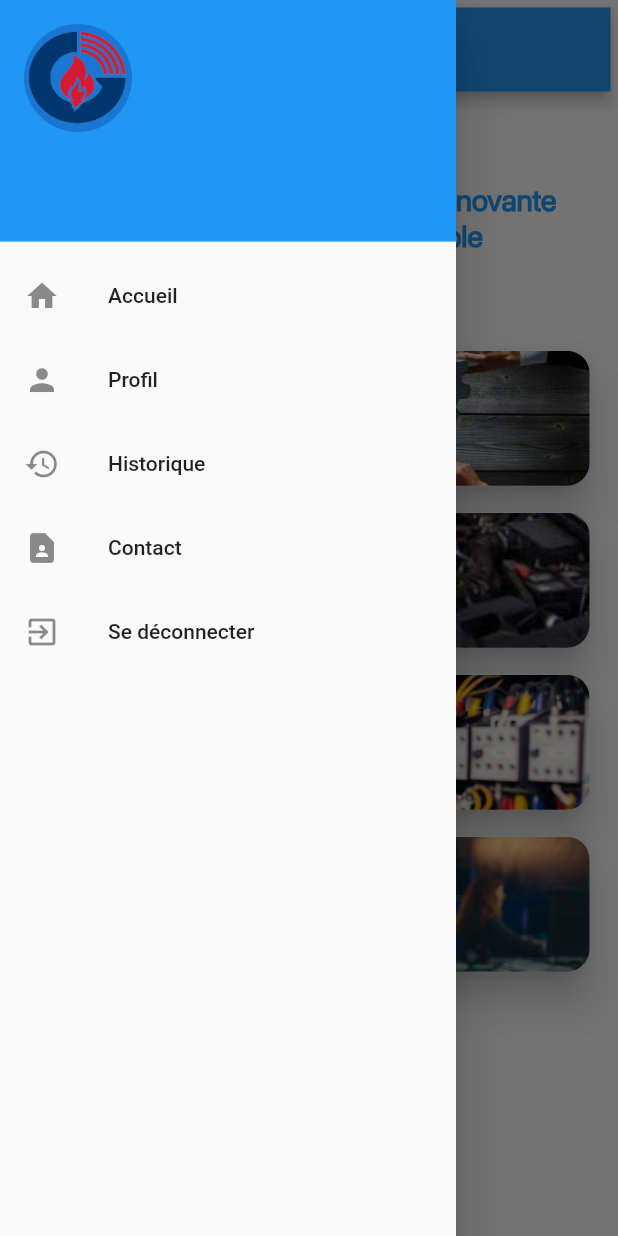
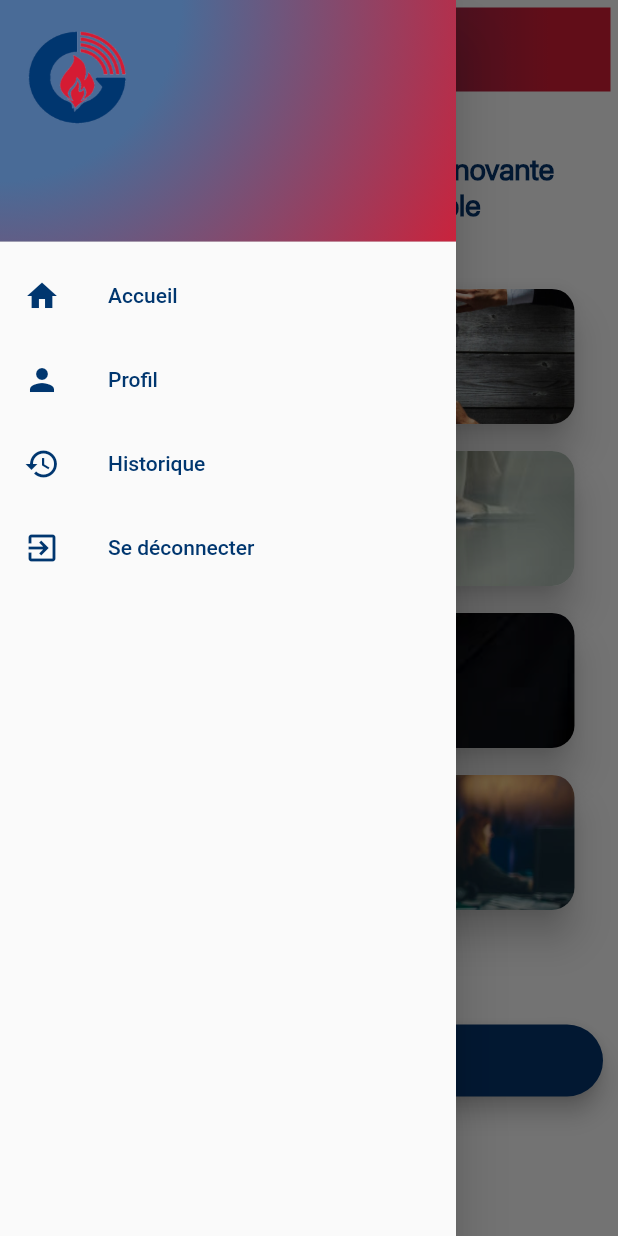
Before and after one commit to AkuDevv/gas-leak-safety, a Flutter app: the HomePage screen opened directly, with the side drawer open, on a phone screen of 412 x 824 dp. Run offline on Flutter 3.47's test engine with Material 2 defaults, Android fonts, the phone set to English and light mode, and no system bars; drawn by our look-alikes of auto_size_text; our stand-ins replace cloud_firestore, email_validator, firebase_auth, firebase_core, flutter_signin_button, get_it and 2 more; accounts and stored records are empty.

Commit message:
fixed home and added calls

```diff
--- a/lib/main.dart
+++ b/lib/main.dart
@@ -4,6 +4,7 @@ import 'package:flutter/material.dart';
 import 'package:gas_leak_safety/screens/signIn.dart';
 import 'package:gas_leak_safety/screens/started.dart';
 import 'package:gas_leak_safety/screens/verify_email.dart';
+import 'package:gas_leak_safety/services/services_locator.dart';
 import 'firebase_options.dart';
 
 void main() async {
@@ -11,7 +12,8 @@ void main() async {
   await Firebase.initializeApp(
     options: DefaultFirebaseOptions.currentPlatform,
   );
-  runApp(MaterialApp(
+  setupLocator();
+  runApp(const MaterialApp(
     debugShowCheckedModeBanner: false,
     home: GettingStarted(),
   ));
--- a/lib/navBar.dart
+++ b/lib/navBar.dart
@@ -4,8 +4,6 @@ import 'package:firebase_auth/firebase_auth.dart';
 import 'package:flutter/material.dart';
 import 'package:gas_leak_safety/screens/login_email_password.dart';
 import 'package:cloud_firestore/cloud_firestore.dart';
-
-
 
 class NavBar extends StatefulWidget {
   const NavBar({Key? key}) : super(key: key);
@@ -15,7 +13,6 @@ class NavBar extends StatefulWidget {
 }
 
 class _NavBarState extends State<NavBar> {
-
   String? name = "";
   String? email = "";
 
@@ -23,10 +20,12 @@ class _NavBarState extends State<NavBar> {
   User? user = FirebaseAuth.instance.currentUser;
 
   Future _getUserFromFirebase() async {
-    await FirebaseFirestore.instance.collection('users')
-    .doc(user!.uid)
-    .get().then((snapshot) async {
-      if(snapshot.exists){
+    await FirebaseFirestore.instance
+        .collection('users')
+        .doc(user!.uid)
+        .get()
+        .then((snapshot) async {
+      if (snapshot.exists) {
         setState(() {
           name = snapshot.data()!['name'];
           email = snapshot.data()!['email'];
@@ -42,7 +41,7 @@ class _NavBarState extends State<NavBar> {
   }
 
   @override
-Widget build(BuildContext context) {
+  Widget build(BuildContext context) {
     return Drawer(
       child: ListView(
         padding: EdgeInsets.zero,
@@ -55,6 +54,7 @@ Widget build(BuildContext context) {
                 style: TextStyle(
                     color: Colors.white, fontSize: 14, fontFamily: 'Sfpro')),
             currentAccountPicture: CircleAvatar(
+              backgroundColor: Colors.transparent,
               child: ClipOval(
                 child: Image(
                   image: AssetImage('assets/images/logo_.png'),
@@ -65,31 +65,38 @@ Widget build(BuildContext context) {
               ),
             ),
             decoration: BoxDecoration(
-              color: Colors.blue,
-              //image: DecorationImage(image: AssetImage('assets/images/conseils.jpg'))
-            ),
+                gradient: RadialGradient(
+                    center: Alignment.topLeft,
+                    radius: 2.5,
+                    colors: const [Color(0xff496b97), Color(0xffd41d35)],
+                    stops: const [0.3, 0.9])
+                //image: DecorationImage(image: AssetImage('assets/images/conseils.jpg'))
+                ),
           ),
           ListTile(
+            iconColor: Color(0xff00366f),
+            textColor: Color(0xff00366f),
             leading: Icon(Icons.home),
             title: Text('Accueil'),
             onTap: () {},
           ),
           ListTile(
+            iconColor: Color(0xff00366f),
+            textColor: Color(0xff00366f),
             leading: Icon(Icons.person),
             title: Text('Profil'),
             onTap: () {},
           ),
           ListTile(
+            iconColor: Color(0xff00366f),
+            textColor: Color(0xff00366f),
             leading: Icon(Icons.history),
             title: Text('Historique'),
             onTap: () {},
           ),
           ListTile(
-            leading: Icon(Icons.contact_page),
-            title: Text('Contact'),
-            onTap: () {},
-          ),
-          ListTile(
+            iconColor: Color(0xff00366f),
+            textColor: Color(0xff00366f),
             leading: Icon(Icons.exit_to_app),
             title: Text('Se déconnecter'),
             onTap: () async {
--- /dev/null
+++ b/lib/services/calls_service.dart
@@ -0,0 +1,8 @@
+import 'package:url_launcher/url_launcher.dart';
+
+class CallsAndMessagesService {
+
+  void call(String number) => launch("tel:$number");
+  void sendSms(String number) => launch("sms:$number");
+
+}
--- /dev/null
+++ b/lib/services/services_locator.dart
@@ -0,0 +1,8 @@
+import 'calls_service.dart';
+import 'package:get_it/get_it.dart';
+
+final locator = GetIt.instance;
+
+void setupLocator(){
+  locator.registerSingleton(CallsAndMessagesService());
+}
--- a/lib/ui/HomePage.dart
+++ b/lib/ui/HomePage.dart
@@ -1,8 +1,14 @@
 // ignore_for_file: prefer_const_constructors
 
+import 'dart:io';
+
+import 'package:flutter/cupertino.dart';
 import 'package:flutter/material.dart';
 import 'package:gas_leak_safety/navBar.dart';
 import 'package:gas_leak_safety/ui/ObjectBox.dart';
+import 'package:url_launcher/url_launcher.dart';
+import 'package:gas_leak_safety/services/calls_service.dart';
+import 'package:gas_leak_safety/services/services_locator.dart';
 
 class HomePage extends StatefulWidget {
   const HomePage({Key? key}) : super(key: key);
@@ -12,6 +18,7 @@ class HomePage extends StatefulWidget {
 }
 
 class _HomePageState extends State<HomePage> {
+  final CallsAndMessagesService _service = locator<CallsAndMessagesService>();
 
   @override
   Widget build(BuildContext context) {
@@ -20,54 +27,97 @@ class _HomePageState extends State<HomePage> {
       body: Container(
         height: MediaQuery.of(context).size.height,
         child: Padding(
-          padding:  EdgeInsets.all(5),
+          padding: EdgeInsets.all(5),
           child: ListView(
             children: [
-              AppBar(
-
-                title: Text("Accueil",style: TextStyle(fontFamily: 'Sfpro',fontSize: 20,
-                fontWeight: FontWeight.bold),)
+              Container(
+                decoration: BoxDecoration(
+                    gradient: LinearGradient(
+                        colors: const [Color(0xff00366f), Color(0xffd41d35)],
+                        stops: const [0.2, 0.9])),
+                child: AppBar(
+                    backgroundColor: Colors.transparent,
+                    elevation: 0,
+                    title: Text(
+                      "Accueil",
+                      style: TextStyle(
+                          fontFamily: 'Sfpro',
+                          fontSize: 20,
+                          fontWeight: FontWeight.bold),
+                    )),
               ),
-
               Padding(
                 padding: const EdgeInsets.all(2.0),
                 child: Container(
                   width: MediaQuery.of(context).size.width,
-                  height: MediaQuery.of(context).size.height*0.20,
+                  height: MediaQuery.of(context).size.height * 0.15,
                   child: Row(
                     mainAxisAlignment: MainAxisAlignment.center,
                     children: <Widget>[
-                        Image(image: AssetImage('assets/images/logo.png'),width: 180,height: 160,),
-                        Text('Solution innovante \net affordable ',style: TextStyle(fontSize: 20,fontFamily: 'Sfpro',
-                        fontWeight: FontWeight.bold,color: Theme.of(context).primaryColor),
+                      Image(
+                        image: AssetImage('assets/images/logo.png'),
+                        width: 160,
+                        height: 140,
                       ),
-
+                      Padding(
+                        padding: const EdgeInsets.all(8.0),
+                        child: Container(
+                          height: 40,
+                          width: 1,
+                          decoration: BoxDecoration(
+                            color: Colors.grey
+                          ),
+                        ),
+                      ),
+                      Text(
+                        'Solution innovante \net affordable ',
+                        style: TextStyle(
+                            fontSize: 20,
+                            fontFamily: 'Sfpro',
+                            fontWeight: FontWeight.bold,
+                            color: Color(0xff04346c)),
+                      ),
                     ],
-                 ),),
                   ),
-
+                ),
+              ),
               Container(
-                height: MediaQuery.of(context).size.height*0.6,
+                height: MediaQuery.of(context).size.height * 0.6,
                 child: ListView(
                   scrollDirection: Axis.vertical,
-                  children: [
+                  children: const [
                     ObjectBox(
                       title: 'Maintenance',
                       assetPath: 'assets/images/maintenance.png',
                     ),
                     ObjectBox(
                       title: 'Consultation',
-                      assetPath: 'assets/images/consultation.jpg',
+                      assetPath: 'assets/images/consulter.jpg',
                     ),
                     ObjectBox(
-                      title: 'Découvrez nos services',
-                      assetPath: 'assets/images/services.jpg',
+                      title: 'Nos services',
+                      assetPath: 'assets/images/serv.jpg',
                     ),
                     ObjectBox(
                       title: "Conseils d'utilisation",
                       assetPath: 'assets/images/conseils.jpg',
                     ),
                   ],
+                ),
+              ),
+              Padding(
+                padding: const EdgeInsets.only(bottom: 5.0, left: 5, right: 5),
+                child: FloatingActionButton.extended(
+                  onPressed: () {
+                    _service.call('0697545209');
+                  },
+                  label: const Text(
+                    'Contactez Nous!',
+                    style: TextStyle(
+                        fontFamily: 'Sfpro', fontWeight: FontWeight.bold),
+                  ),
+                  icon: const Icon(Icons.call),
+                  backgroundColor: Color(0xff04346c),
                 ),
               ),
             ],
--- a/lib/ui/ObjectBox.dart
+++ b/lib/ui/ObjectBox.dart
@@ -11,7 +11,7 @@ class ObjectBox extends StatelessWidget {
   @override
   Widget build(BuildContext context) {
         return Padding(
-          padding: const EdgeInsets.only(left: 20,right: 10,bottom: 10),
+          padding: const EdgeInsets.only(left: 20,right: 20,bottom: 10),
             child: Card(
 
               elevation: 10,
--- a/pubspec.yaml
+++ b/pubspec.yaml
@@ -40,6 +40,8 @@ dependencies:
   google_sign_in: ^5.4.1
   email_validator: ^2.1.17
   pinput: ^2.2.12
+  url_launcher: ^6.1.5
+  get_it: ^7.2.0
   flutter_facebook_auth: ^4.4.1
   flutter_signin_button: ^2.0.0
   firebase_core_platform_interface: ^4.4.0
```
Also changed, not shown: assets/images/consulter.jpg (added), assets/images/logo.png, assets/images/serv.jpg (added), pubspec.lock, 5 other files. Lines whose indentation alone changed are shown as unchanged.
